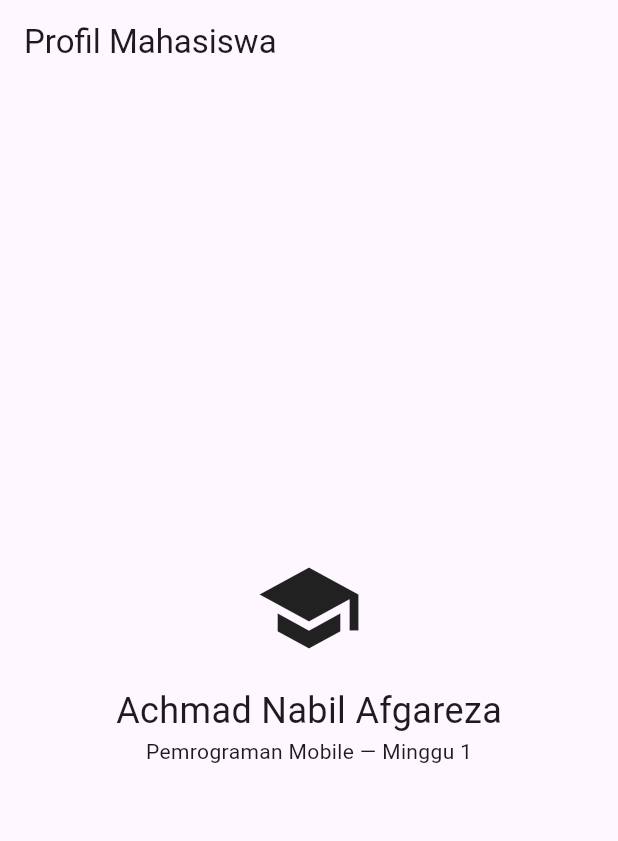
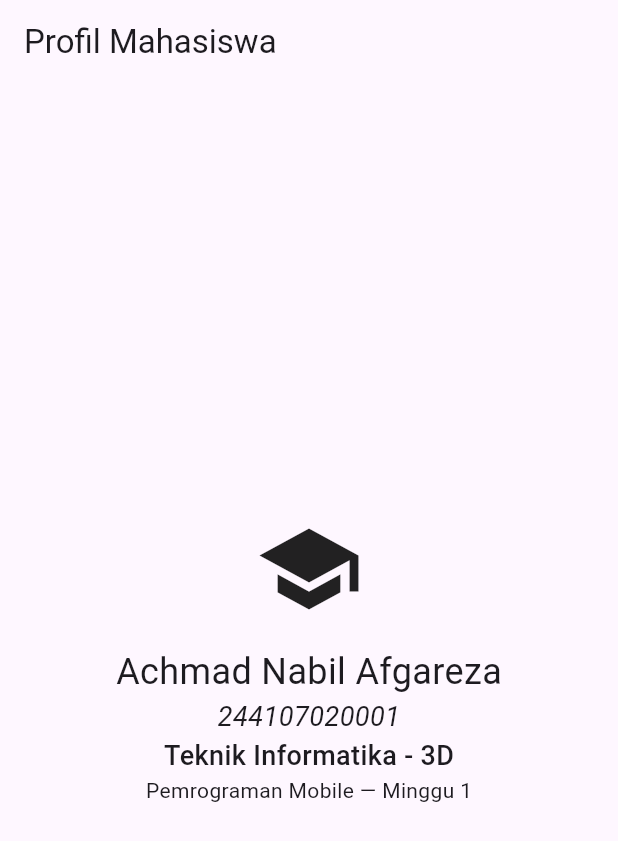
Before and after one commit to Xskyis/244107020001-mobile-course, a Flutter app: the screen it shows after launch, on a phone screen of 412 x 824 dp. Shown: the top 841 px of the screen. Run offline on Flutter 3.47's test engine with Material 3 defaults, Android fonts, the phone set to English and light mode, and no system bars.

Commit message:
feat: Mini assignment week 1

```diff
--- a/01-week-1-mobile-development-ecosystem-flutter-refresh/my_first_app/lib/main.dart
+++ b/01-week-1-mobile-development-ecosystem-flutter-refresh/my_first_app/lib/main.dart
@@ -17,6 +17,8 @@ class MyApp extends StatelessWidget {
               Icon(Icons.school, size: 72),
               SizedBox(height: 16),
               Text('Achmad Nabil Afgareza', style: TextStyle(fontSize: 24)),
+              Text('244107020001', style: TextStyle(fontStyle: FontStyle.italic, fontSize: 18),),
+              Text('Teknik Informatika - 3D', style: TextStyle(fontSize: 18, fontWeight: FontWeight(500))),
               Text('Pemrograman Mobile — Minggu 1'),
             ],
           ),
```
